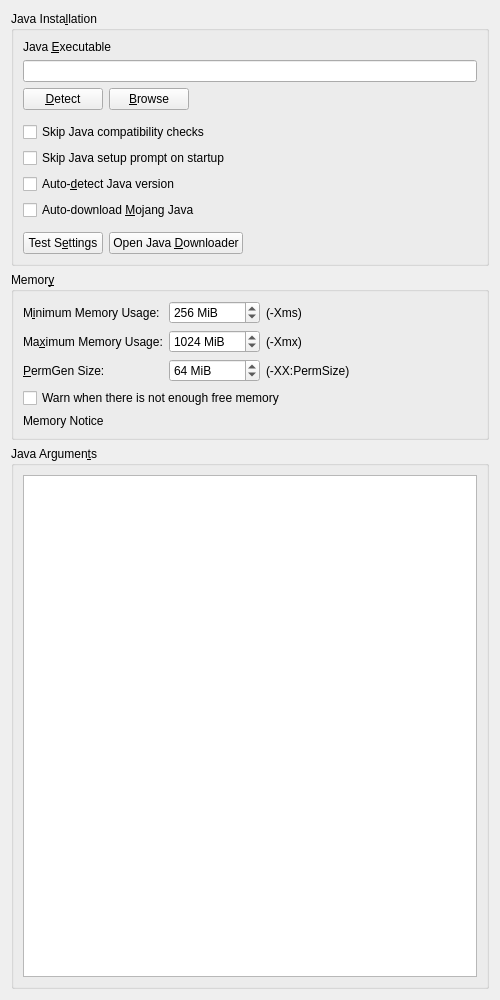
KomorebiLauncher/KomorebiLauncher, file launcher/ui/widgets/JavaSettingsWidget.ui: the form before one commit.
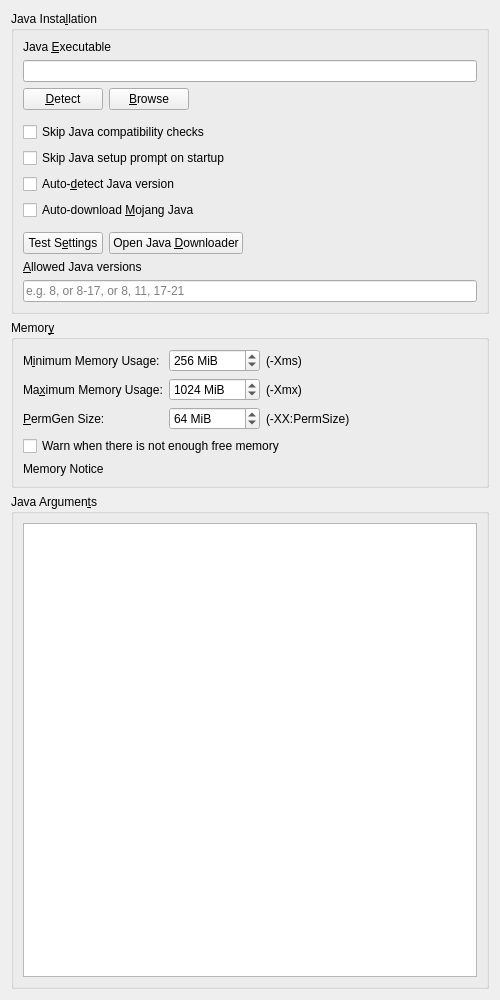
The form after the commit.

Commit message: Let users restrict which Java versions the launcher may pick

The edit to the form file:
```diff
--- a/launcher/ui/widgets/JavaSettingsWidget.ui
+++ b/launcher/ui/widgets/JavaSettingsWidget.ui
@@ -137,6 +137,26 @@
       <item row="1" column="0">
        <widget class="QLineEdit" name="javaPathTextBox"/>
       </item>
+      <item row="11" column="0">
+       <widget class="QLabel" name="allowedJavaVersionsLabel">
+        <property name="text">
+         <string>&amp;Allowed Java versions</string>
+        </property>
+        <property name="buddy">
+         <cstring>allowedJavaVersionsEdit</cstring>
+        </property>
+       </widget>
+      </item>
+      <item row="12" column="0">
+       <widget class="QLineEdit" name="allowedJavaVersionsEdit">
+        <property name="toolTip">
+         <string>Restrict which Java installations the launcher may pick automatically. Leave empty for no restriction.</string>
+        </property>
+        <property name="placeholderText">
+         <string>e.g. 8, or 8-17, or 8, 11, 17-21</string>
+        </property>
+       </widget>
+      </item>
       <item row="0" column="0">
        <widget class="QLabel" name="label_4">
         <property name="text">
```
The commit also changes 9 other files.
